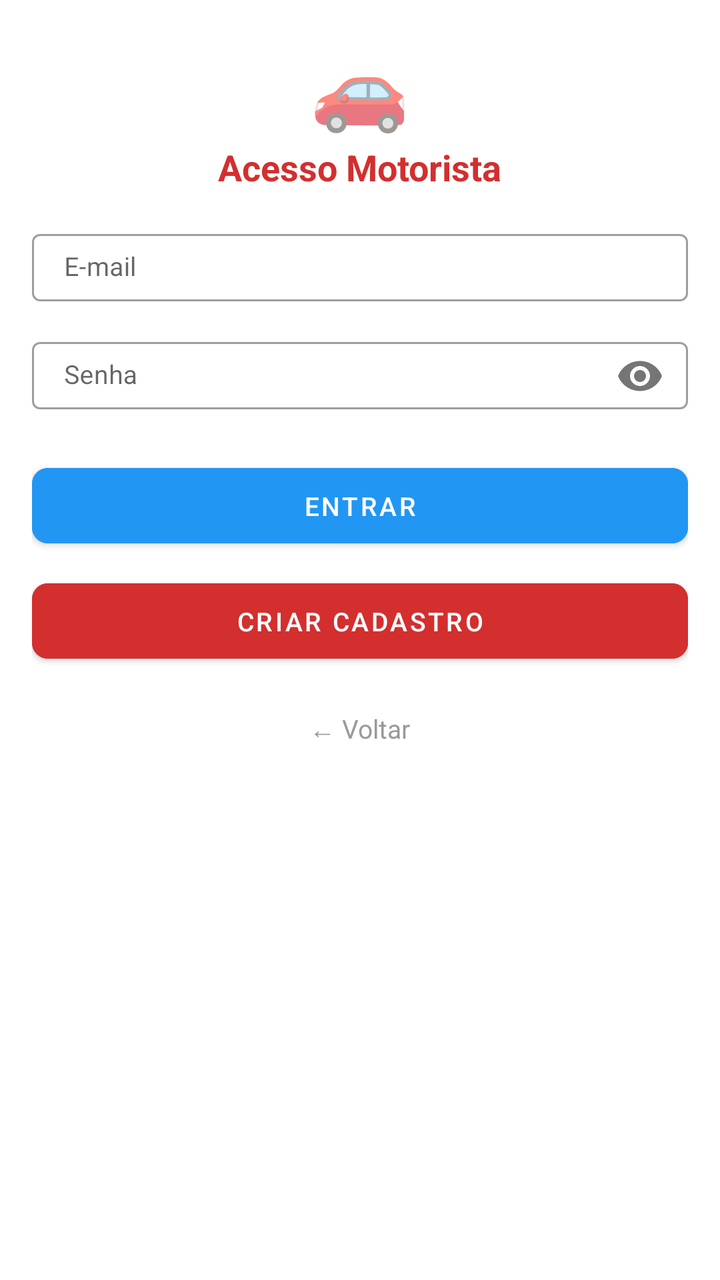
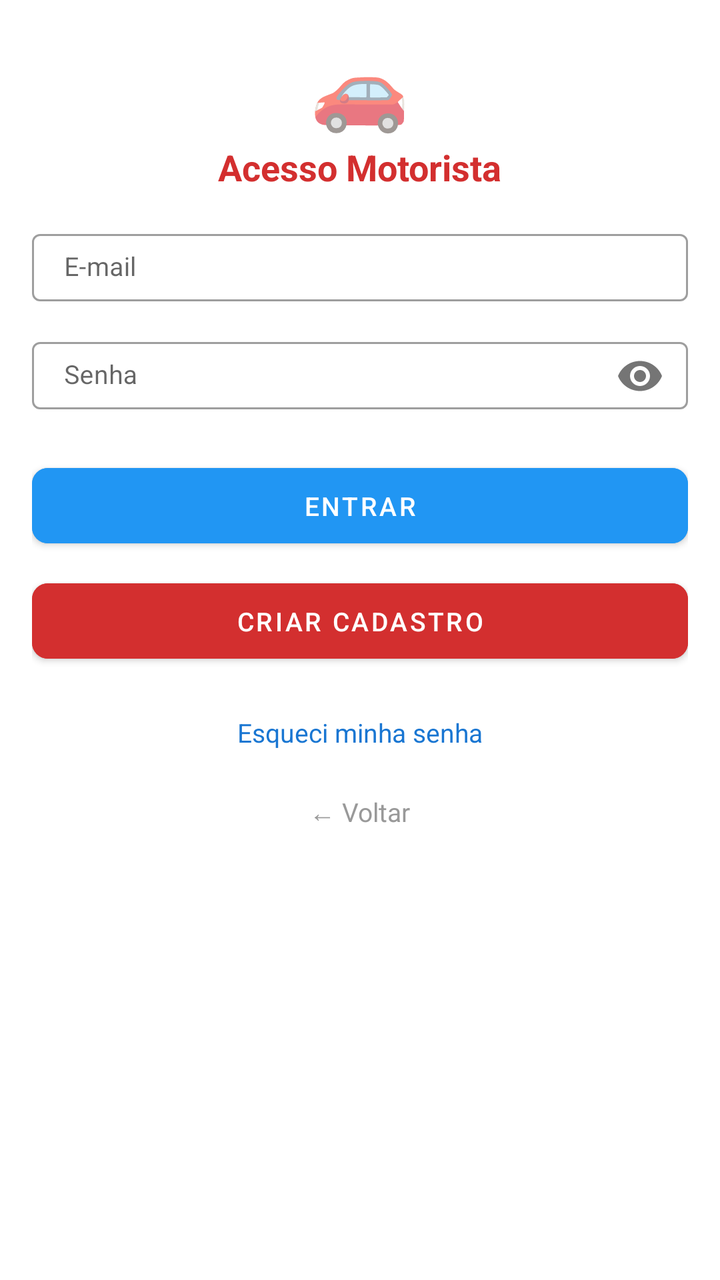

An Android layout rendered at two revisions. The XML below is the earlier revision; the diff shows what the commit changed to produce the second picture.
<!-- AndroidManifest.xml: application theme Theme.MaterialComponents.Light.NoActionBar -->
<!-- res/layout/activity_login_motorista.xml -->
<?xml version="1.0" encoding="utf-8"?>
<LinearLayout xmlns:android="http://schemas.android.com/apk/res/android"
    xmlns:app="http://schemas.android.com/apk/res-auto"
    xmlns:tools="http://schemas.android.com/tools"
    android:layout_width="match_parent"
    android:layout_height="match_parent"
    android:orientation="vertical"
    android:padding="16dp"
    android:paddingTop="48dp"
    android:background="@android:color/white"
    android:fitsSystemWindows="true"
    tools:context=".LoginMotoristaActivity">

    
    <TextView
        android:layout_width="wrap_content"
        android:layout_height="wrap_content"
        android:text="🚗"
        android:textSize="40sp"
        android:layout_marginBottom="2dp"
        android:layout_gravity="center_horizontal" />

    
    <TextView
        android:layout_width="wrap_content"
        android:layout_height="wrap_content"
        android:text="Acesso Motorista"
        android:textSize="18sp"
        android:textStyle="bold"
        android:textColor="#D32F2F"
        android:layout_marginBottom="16dp"
        android:layout_gravity="center_horizontal" />

    
    <com.google.android.material.textfield.TextInputLayout
        android:layout_width="match_parent"
        android:layout_height="wrap_content"
        android:layout_marginBottom="8dp"
        app:hintEnabled="true"
        style="@style/Widget.MaterialComponents.TextInputLayout.OutlinedBox">

        <com.google.android.material.textfield.TextInputEditText
            android:id="@+id/edtEmailLogin"
            android:layout_width="match_parent"
            android:layout_height="wrap_content"
            android:hint="E-mail"
            android:inputType="textEmailAddress"
            android:maxLines="1"
            android:textSize="13sp"
            android:paddingTop="8dp"
            android:paddingBottom="8dp" />
    </com.google.android.material.textfield.TextInputLayout>

    
    <com.google.android.material.textfield.TextInputLayout
        android:layout_width="match_parent"
        android:layout_height="wrap_content"
        android:layout_marginBottom="16dp"
        app:hintEnabled="true"
        app:passwordToggleEnabled="true"
        style="@style/Widget.MaterialComponents.TextInputLayout.OutlinedBox">

        <com.google.android.material.textfield.TextInputEditText
            android:id="@+id/edtSenhaLogin"
            android:layout_width="match_parent"
            android:layout_height="wrap_content"
            android:hint="Senha"
            android:inputType="textPassword"
            android:maxLines="1"
            android:textSize="13sp"
            android:paddingTop="8dp"
            android:paddingBottom="8dp" />
    </com.google.android.material.textfield.TextInputLayout>

    
    <com.google.android.material.button.MaterialButton
        android:id="@+id/btnEntrar"
        android:layout_width="match_parent"
        android:layout_height="wrap_content"
        android:text="ENTRAR"
        android:textSize="13sp"
        android:padding="10dp"
        android:backgroundTint="#2196F3"
        app:cornerRadius="8dp"
        android:layout_marginBottom="8dp" />

    
    <com.google.android.material.button.MaterialButton
        android:id="@+id/btnCriarConta"
        android:layout_width="match_parent"
        android:layout_height="wrap_content"
        android:text="CRIAR CADASTRO"
        android:textSize="13sp"
        android:padding="10dp"
        android:backgroundTint="#D32F2F"
        app:cornerRadius="8dp"
        android:layout_marginBottom="16dp" />

    
    <TextView
        android:id="@+id/tvMensagem"
        android:layout_width="wrap_content"
        android:layout_height="wrap_content"
        android:text=""
        android:textColor="#D32F2F"
        android:textSize="12sp"
        android:visibility="gone"
        android:layout_gravity="center_horizontal"
        android:layout_marginBottom="12dp" />

    
    <TextView
        android:id="@+id/btnVoltarLogin"
        android:layout_width="wrap_content"
        android:layout_height="wrap_content"
        android:text="← Voltar"
        android:textSize="13sp"
        android:textColor="#999999"
        android:clickable="true"
        android:focusable="true"
        android:background="?attr/selectableItemBackground"
        android:layout_gravity="center_horizontal"
        android:padding="4dp" />

</LinearLayout>
<!-- resources referenced by this layout -->
<resources>

</resources>

<!-- the commit's change to res/layout/activity_login_motorista.xml (unified diff, before → after) -->
@@ -98,6 +98,21 @@
 
     
     <TextView
+        android:id="@+id/btnEsqueciSenha"
+        android:layout_width="wrap_content"
+        android:layout_height="wrap_content"
+        android:text="Esqueci minha senha"
+        android:textSize="13sp"
+        android:textColor="#1976D2"
+        android:padding="6dp"
+        android:clickable="true"
+        android:focusable="true"
+        android:background="?attr/selectableItemBackground"
+        android:layout_gravity="center_horizontal"
+        android:layout_marginBottom="12dp" />
+
+    
+    <TextView
         android:id="@+id/tvMensagem"
         android:layout_width="wrap_content"
         android:layout_height="wrap_content"
